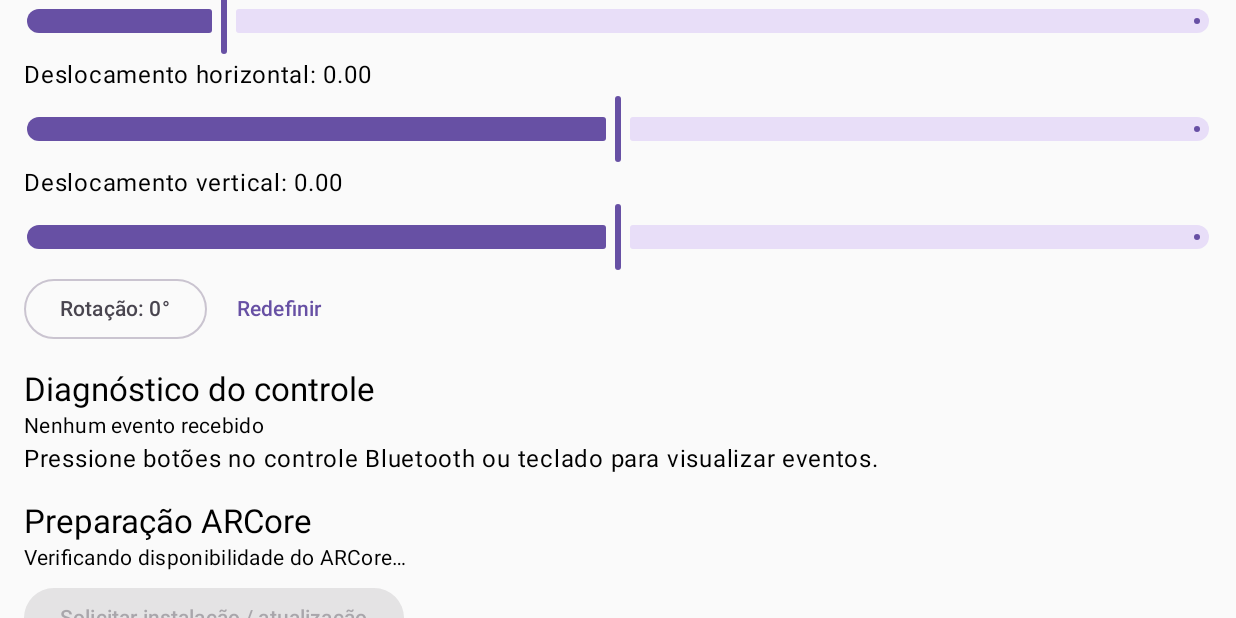
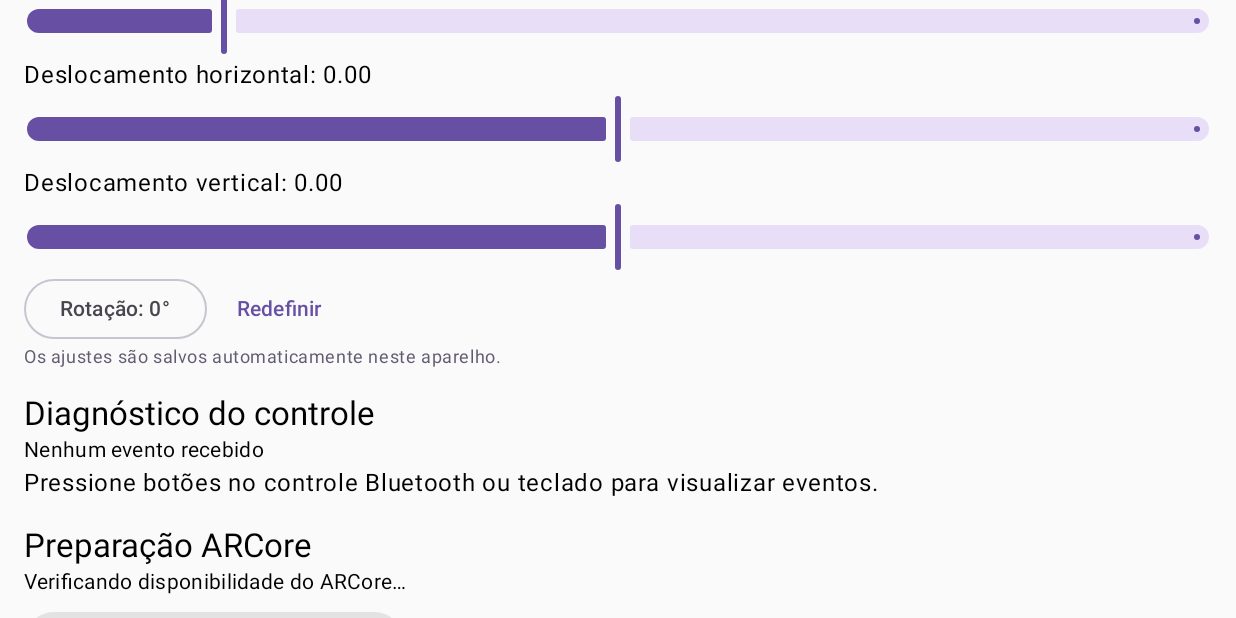
Before and after one commit to Baltdh/Vr-Display, an Android app built with Jetpack Compose: the screen it shows after launch (MainActivity), scrolled down 288 dp, on a phone screen of 824 x 412 dp (held sideways). Run offline under Robolectric (Android 15) with nearby library versions, the phone set to English and light mode, and no system bars; libraries missing offline, so code that uses them is left out: com.google.ar.core; 1 statement that could not run was skipped.

Commit message:
Persist optical calibration using DataStore

```diff
--- a/app/src/main/java/com/baltdh/vrdisplay/MainActivity.kt
+++ b/app/src/main/java/com/baltdh/vrdisplay/MainActivity.kt
@@ -12,7 +12,10 @@ import androidx.compose.foundation.verticalScroll
 import androidx.compose.material3.*
 import androidx.compose.runtime.*
 import androidx.compose.ui.Modifier
+import androidx.compose.ui.platform.LocalContext
 import androidx.compose.ui.unit.dp
+import kotlinx.coroutines.delay
+import kotlinx.coroutines.flow.first
 
 class MainActivity : ComponentActivity() {
     private var lastKey by mutableStateOf("Nenhum evento recebido")
@@ -35,14 +38,23 @@ class MainActivity : ComponentActivity() {
 
 @Composable
 private fun VrDisplayHome(lastKey: String) {
+    val context = LocalContext.current.applicationContext
     var cameraVisible by remember { mutableStateOf(false) }
     var sideBySide by remember { mutableStateOf(true) }
     var frontCamera by remember { mutableStateOf(false) }
-    var ipd by remember { mutableFloatStateOf(0.5f) }
-    var zoom by remember { mutableFloatStateOf(1f) }
-    var horizontal by remember { mutableFloatStateOf(0f) }
-    var vertical by remember { mutableFloatStateOf(0f) }
-    var rotation by remember { mutableIntStateOf(0) }
+    var calibration by remember { mutableStateOf(CalibrationSettings()) }
+    var calibrationLoaded by remember { mutableStateOf(false) }
+
+    LaunchedEffect(context) {
+        calibration = CalibrationSettingsStore.observe(context).first()
+        calibrationLoaded = true
+    }
+    LaunchedEffect(calibration, calibrationLoaded) {
+        if (calibrationLoaded) {
+            delay(350)
+            CalibrationSettingsStore.save(context, calibration)
+        }
+    }
 
     val cameraPermission = rememberLauncherForActivityResult(
         ActivityResultContracts.RequestPermission()
@@ -59,22 +71,47 @@ private fun VrDisplayHome(lastKey: String) {
         }
         if (cameraVisible) {
             Spacer(Modifier.height(12.dp))
-            CameraPreviewPanel(sideBySide, frontCamera, ipd, zoom, horizontal, vertical, rotation) { cameraVisible = false }
+            CameraPreviewPanel(
+                sideBySide, frontCamera, calibration.ipd, calibration.zoom,
+                calibration.horizontal, calibration.vertical, calibration.rotation
+            ) { cameraVisible = false }
         }
         Spacer(Modifier.height(18.dp))
         Text("Calibração óptica", style = MaterialTheme.typography.titleLarge)
-        Text("Separação visual / IPD: " + (ipd * 100).toInt() + "%")
-        Slider(value = ipd, onValueChange = { ipd = it })
-        Text("Zoom: " + "%.2fx".format(zoom))
-        Slider(value = zoom, onValueChange = { zoom = it }, valueRange = 0.7f..2.5f)
-        Text("Deslocamento horizontal: " + "%.2f".format(horizontal))
-        Slider(value = horizontal, onValueChange = { horizontal = it }, valueRange = -1f..1f)
-        Text("Deslocamento vertical: " + "%.2f".format(vertical))
-        Slider(value = vertical, onValueChange = { vertical = it }, valueRange = -1f..1f)
+        Text("Separação visual / IPD: " + (calibration.ipd * 100).toInt() + "%")
+        Slider(
+            value = calibration.ipd,
+            onValueChange = { calibration = calibration.copy(ipd = it) }
+        )
+        Text("Zoom: " + "%.2fx".format(calibration.zoom))
+        Slider(
+            value = calibration.zoom,
+            onValueChange = { calibration = calibration.copy(zoom = it) },
+            valueRange = 0.7f..2.5f
+        )
+        Text("Deslocamento horizontal: " + "%.2f".format(calibration.horizontal))
+        Slider(
+            value = calibration.horizontal,
+            onValueChange = { calibration = calibration.copy(horizontal = it) },
+            valueRange = -1f..1f
+        )
+        Text("Deslocamento vertical: " + "%.2f".format(calibration.vertical))
+        Slider(
+            value = calibration.vertical,
+            onValueChange = { calibration = calibration.copy(vertical = it) },
+            valueRange = -1f..1f
+        )
         Row(horizontalArrangement = Arrangement.spacedBy(8.dp)) {
-            OutlinedButton(onClick = { rotation = (rotation + 90) % 360 }) { Text("Rotação: " + rotation + "°") }
-            TextButton(onClick = { ipd = .5f; zoom = 1f; horizontal = 0f; vertical = 0f; rotation = 0 }) { Text("Redefinir") }
+            OutlinedButton(
+                onClick = { calibration = calibration.copy(rotation = (calibration.rotation + 90) % 360) }
+            ) { Text("Rotação: " + calibration.rotation + "°") }
+            TextButton(onClick = { calibration = CalibrationSettings() }) { Text("Redefinir") }
         }
+        Text(
+            "Os ajustes são salvos automaticamente neste aparelho.",
+            style = MaterialTheme.typography.bodySmall,
+            color = MaterialTheme.colorScheme.secondary
+        )
         Spacer(Modifier.height(16.dp))
         Text("Diagnóstico do controle", style = MaterialTheme.typography.titleLarge)
         Text(lastKey, style = MaterialTheme.typography.bodyMedium)
```
